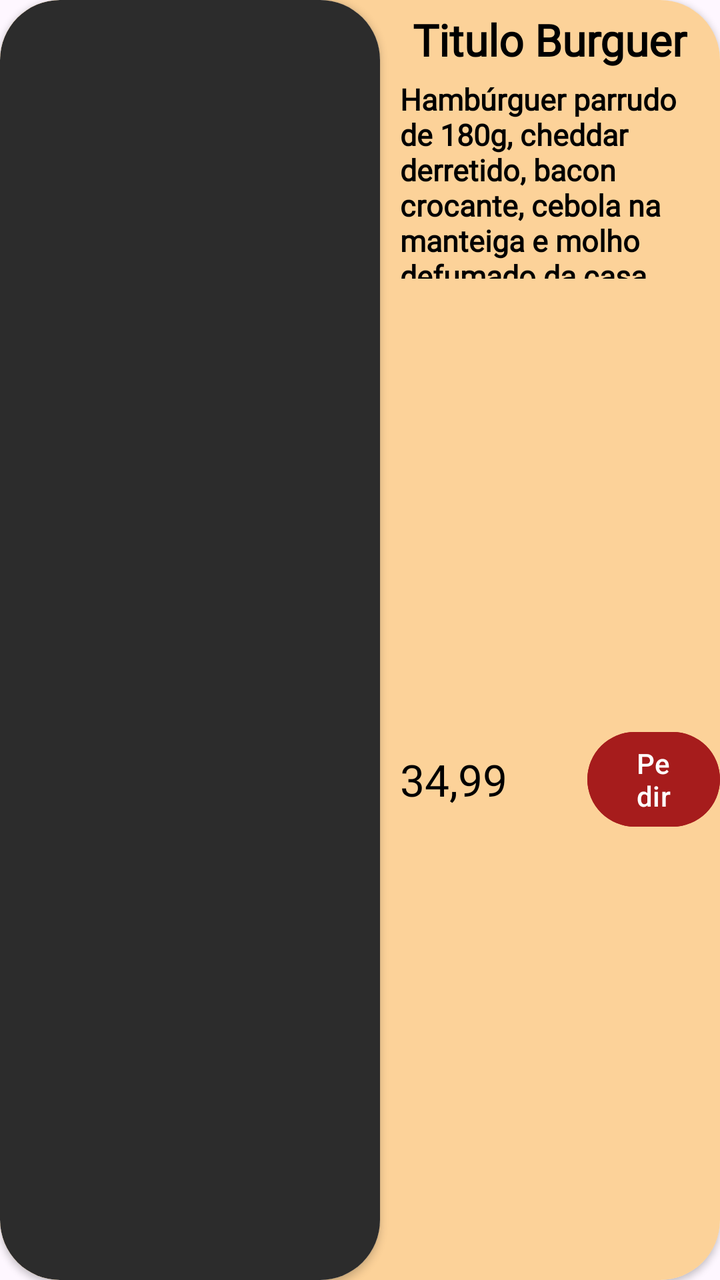
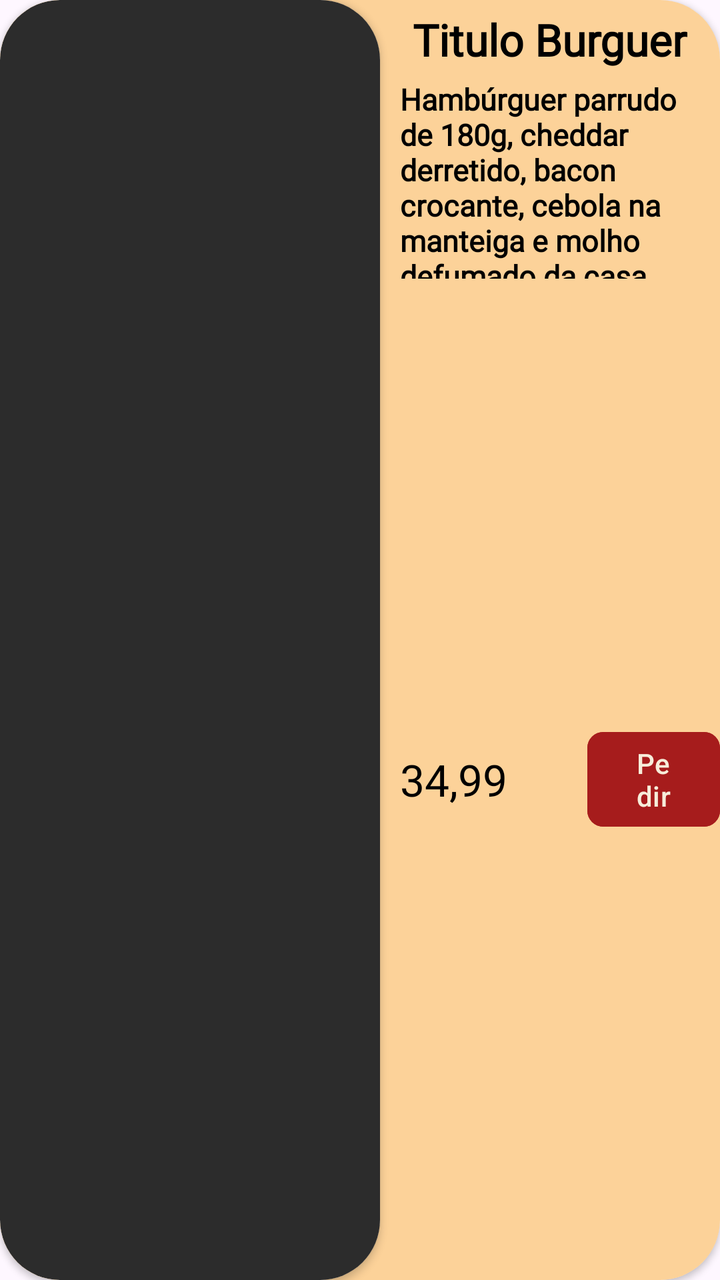

Before-and-after screenshots of an Android layout around one commit, followed by the original layout XML and the change that was made.
<!-- AndroidManifest.xml: application theme Theme.VangustApp -->
<!-- res/layout/modelo_favoritos_burguer.xml -->
<?xml version="1.0" encoding="utf-8"?>
<androidx.cardview.widget.CardView xmlns:android="http://schemas.android.com/apk/res/android"
    xmlns:app="http://schemas.android.com/apk/res-auto"
    android:id="@+id/modeloCardFavoritos"
    android:layout_width="420dp"
    android:layout_height="200dp"
    app:cardCornerRadius="30dp"
    android:layout_marginBottom="25dp">

    <LinearLayout
        android:layout_width="match_parent"
        android:layout_height="match_parent"
        android:background="#FCD299"
        android:orientation="horizontal">

        <androidx.cardview.widget.CardView
            app:cardCornerRadius="30dp"
            android:layout_width="190dp"
            android:layout_height="match_parent">
            <ImageView
                android:id="@+id/modeloImagemFavoritos"
                android:layout_width="match_parent"
                android:layout_height="match_parent"
                android:src="#2c2c2c"
                android:scaleType="centerCrop"/>

        </androidx.cardview.widget.CardView>
        
        <LinearLayout
            android:layout_width="match_parent"
            android:layout_height="match_parent"
            android:orientation="vertical">
            
            <TextView
                android:textColor="@color/black"
                android:layout_width="wrap_content"
                android:layout_height="wrap_content"
                android:id="@+id/modeloTituloFavoritos"
                android:text="Titulo Burguer"
                android:fontFamily="@font/oswald_regular"
                android:layout_gravity="center_horizontal"
                android:textSize="22sp"
                android:textStyle="bold"
                android:layout_marginTop="5dp"/>

            <TextView
                android:paddingLeft="10dp"
                android:paddingRight="10dp"
                android:textColor="@color/black"
                android:layout_width="wrap_content"
                android:layout_height="100dp"
                android:id="@+id/modeloDescFavoritos"
                android:text="Hambúrguer parrudo de 180g, cheddar derretido, bacon crocante, cebola na manteiga e molho defumado da casa. No pão brioche pra selar o crime."
                android:fontFamily="@font/roboto_condensed_light"
                android:layout_gravity="center_horizontal"
                android:textSize="15sp"
                android:textStyle="bold"
                android:layout_marginTop="5dp"/>

            <LinearLayout
                android:layout_width="match_parent"
                android:layout_height="match_parent"
                android:orientation="horizontal">

                <TextView
                    android:layout_gravity="center_vertical"
                    android:layout_width="wrap_content"
                    android:layout_height="wrap_content"
                    android:id="@+id/modeloPrecoFavoritos"
                    android:text="34,99"
                    android:fontFamily="@font/roboto_condensed_black"
                    android:textSize="22sp"
                    android:textColor="@color/black"
                    android:textStyle="normal"
                    android:layout_marginLeft="10dp"/>

                <Button
                    android:id="@+id/modeloBtnFavoritos"
                    android:layout_gravity="center_vertical"
                    android:layout_width="wrap_content"
                    android:layout_height="wrap_content"
                    android:text="Pedir"
                    android:layout_marginLeft="40dp"
                    android:backgroundTint="#A61C1C"/>



            </LinearLayout>
            
        </LinearLayout>
        
    </LinearLayout>

</androidx.cardview.widget.CardView>
<!-- resources referenced by this layout -->
<resources>
  <color name="black">#FF000000</color>
  <style name="Theme.VangustApp" parent="Base.Theme.VangustApp" />
  <style name="Base.Theme.VangustApp" parent="Theme.Material3.DayNight.NoActionBar">
          
          
      </style>
</resources>

<!-- the commit's change to res/layout/modelo_favoritos_burguer.xml (unified diff, before → after) -->
@@ -2,7 +2,7 @@
 <androidx.cardview.widget.CardView xmlns:android="http://schemas.android.com/apk/res/android"
     xmlns:app="http://schemas.android.com/apk/res-auto"
     android:id="@+id/modeloCardFavoritos"
-    android:layout_width="420dp"
+    android:layout_width="match_parent"
     android:layout_height="200dp"
     app:cardCornerRadius="30dp"
     android:layout_marginBottom="25dp">
@@ -23,14 +23,13 @@
                 android:layout_height="match_parent"
                 android:src="#2c2c2c"
                 android:scaleType="centerCrop"/>
+        </androidx.cardview.widget.CardView>
 
-        </androidx.cardview.widget.CardView>
-        
         <LinearLayout
             android:layout_width="match_parent"
             android:layout_height="match_parent"
             android:orientation="vertical">
-            
+
             <TextView
                 android:textColor="@color/black"
                 android:layout_width="wrap_content"
@@ -74,21 +73,21 @@
                     android:textStyle="normal"
                     android:layout_marginLeft="10dp"/>
 
-                <Button
+                <com.google.android.material.button.MaterialButton
                     android:id="@+id/modeloBtnFavoritos"
                     android:layout_gravity="center_vertical"
                     android:layout_width="wrap_content"
                     android:layout_height="wrap_content"
                     android:text="Pedir"
+                    android:textColor="#F7EDDA"
                     android:layout_marginLeft="40dp"
-                    android:backgroundTint="#A61C1C"/>
-
-
+                    android:backgroundTint="#A61C1C"
+                    app:cornerRadius="8dp"/>
 
             </LinearLayout>
-            
+
         </LinearLayout>
-        
+
     </LinearLayout>
 
 </androidx.cardview.widget.CardView>
